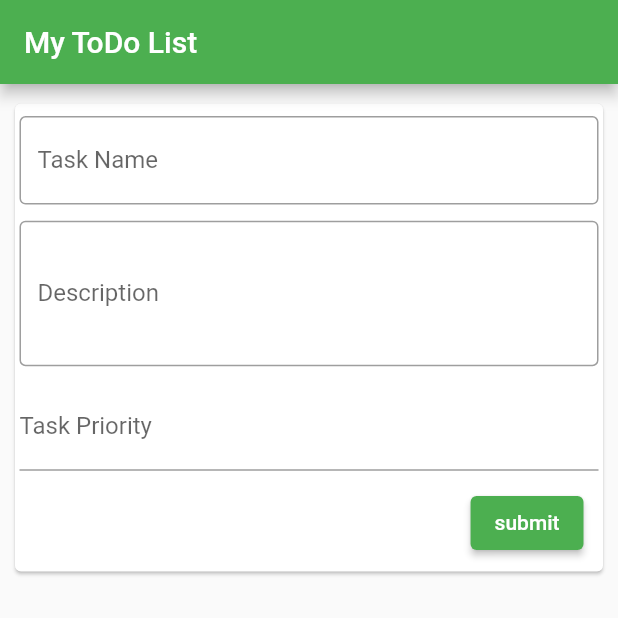
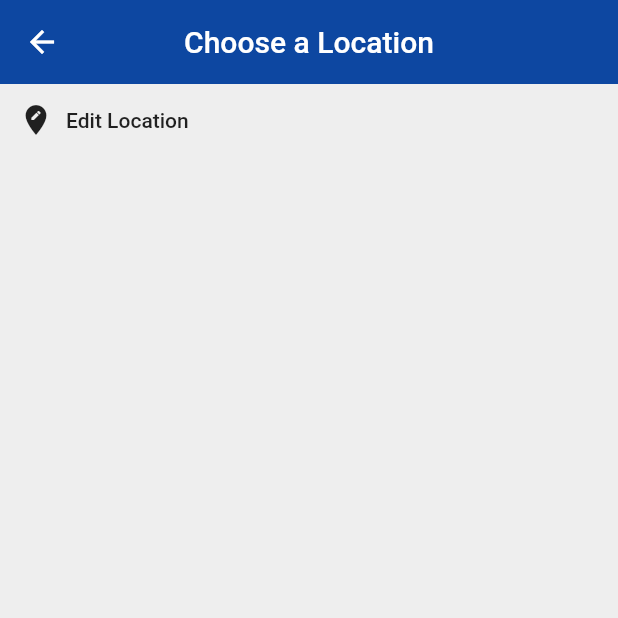
Before and after one commit to anasJawabrah/firstApp-flutter, a Flutter app: the screen it shows after launch, on a phone screen of 412 x 824 dp, the top half of it. Run offline on Flutter 3.47's test engine with Material 2 defaults, Android fonts, the phone set to English and light mode, and no system bars.

Commit message:
handle router via callback

```diff
--- /dev/null
+++ b/lib/Pages/Home.dart
@@ -0,0 +1,34 @@
+import 'package:flutter/material.dart';
+
+//Components
+
+class HomeApp extends StatefulWidget {
+  @override
+  _ChooseLocationState createState() => _ChooseLocationState();
+}
+
+class _ChooseLocationState extends State<HomeApp> {
+  @override
+  Widget build(BuildContext context) {
+    return Scaffold(
+      backgroundColor: Colors.grey[200],
+      appBar: AppBar(
+        backgroundColor: Colors.blue[900],
+        title: Text('Choose a Location'),
+        centerTitle: true,
+        elevation: 0,
+      ),
+      body: SafeArea(
+          child: Column(
+        children: <Widget>[
+          FlatButton.icon(
+              onPressed: () {
+                Navigator.pushNamed(context, '/');
+              },
+              icon: Icon(Icons.edit_location),
+              label: Text('Edit Location'))
+        ],
+      )),
+    );
+  }
+}
--- /dev/null
+++ b/lib/Pages/Todo.dart
@@ -0,0 +1,71 @@
+import 'package:flutter/material.dart';
+import 'dart:developer';
+//Components
+import '../Components/TaskCard.dart';
+import '../Components/Form.dart';
+import '../Types/note.dart';
+
+class TodoFormPage extends StatelessWidget {
+  final String pageTitle = 'My ToDo List';
+
+  @override
+  Widget build(BuildContext context) {
+    void goToLocationPage() {
+      Navigator.pushNamed(context, '/location');
+    }
+
+    return MaterialApp(
+        theme: ThemeData(primarySwatch: Colors.green),
+        home: Scaffold(
+          appBar: AppBar(
+            title: Text(pageTitle),
+          ),
+          body: TodoPage(goToLocationPage),
+          // floatingActionButton: FloatingActionButton(
+          //   onPressed: () {
+          //     Navigator.pushNamed(context, '/location');
+          //   },
+          // ),
+        ));
+  }
+}
+
+class TodoPage extends StatefulWidget {
+  Function goToLocationPage;
+  TodoPage(this.goToLocationPage);
+  @override
+  _TodoPageState createState() => _TodoPageState(goToLocationPage);
+}
+
+class _TodoPageState extends State<TodoPage> {
+  Function goToLocationPage;
+  _TodoPageState(this.goToLocationPage);
+  static List<Note> noteList = [];
+
+  void handleSubmit(String title, String desc, int priority) {
+    setState(() {
+      noteList.add(Note(title, desc, priority));
+    });
+    // inspect(noteList);
+  }
+
+  @override
+  Widget build(BuildContext context) {
+    return Container(
+      child: Column(
+        children: [
+          TodoForm(handleSubmit),
+          Container(
+            child: Column(
+              children: noteList
+                  .map((e) => TaskCard(e.taskName, e.descripton, e.priority))
+                  .toList(),
+            ),
+          ),
+          ElevatedButton(
+              onPressed: () => goToLocationPage(), child: Text("go home "))
+        ],
+      ),
+    );
+  }
+}
--- a/lib/main.dart
+++ b/lib/main.dart
@@ -1,56 +1,12 @@
 import 'package:flutter/material.dart';
-import 'dart:developer';
-//Components
-import 'Components/TaskCard.dart';
-import './Components/Form.dart';
-import './Types/note.dart';
+//Pages
+import './Pages/Todo.dart';
+import './Pages/Home.dart';
 
-void main() => runApp(MyApp());
-
-class MyApp extends StatelessWidget {
-  final String pageTitle = 'My ToDo List';
-  @override
-  Widget build(BuildContext context) {
-    return MaterialApp(
-        theme: ThemeData(primarySwatch: Colors.green),
-        home: Scaffold(
-            appBar: AppBar(
-              title: Text(pageTitle),
-            ),
-            body: TodoPage()));
-  }
-}
-
-class TodoPage extends StatefulWidget {
-  @override
-  _TodoPageState createState() => _TodoPageState();
-}
-
-class _TodoPageState extends State<TodoPage> {
-  static List<Note> noteList = [];
-
-  void handleSubmit(String title, String desc, int priority) {
-    setState(() {
-      noteList.add(Note(title, desc, priority));
-    });
-    // inspect(noteList);
-  }
-
-  @override
-  Widget build(BuildContext context) {
-    return Container(
-      child: Column(
-        children: [
-          TodoForm(handleSubmit),
-          Container(
-            child: Column(
-              children: noteList
-                  .map((e) => TaskCard(e.taskName, e.descripton, e.priority))
-                  .toList(),
-            ),
-          )
-        ],
-      ),
-    );
-  }
-}
+void main() => runApp(MaterialApp(
+      initialRoute: '/location',
+      routes: {
+        '/': (context) => TodoFormPage(),
+        '/location': (context) => HomeApp()
+      },
+    ));
```
